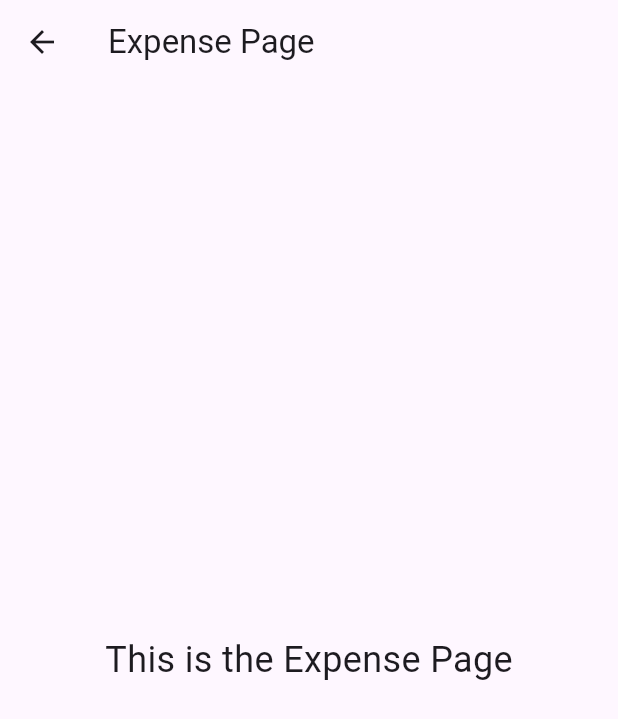
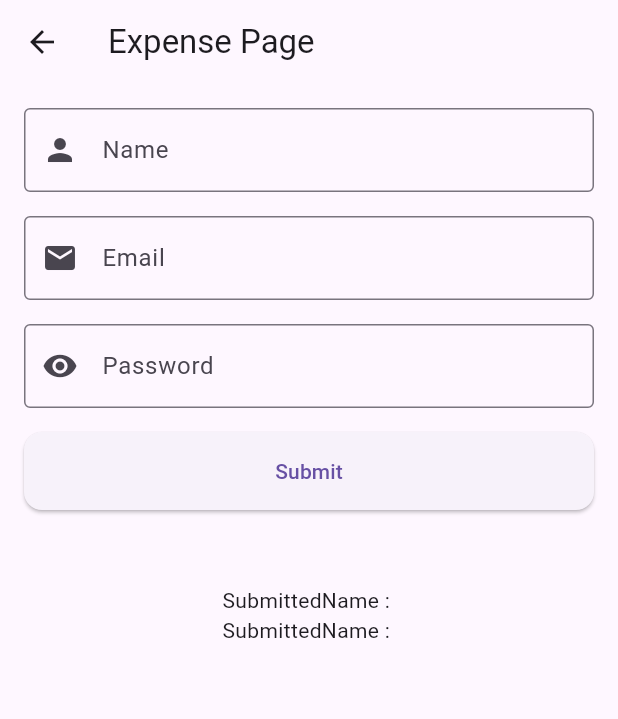
Before and after one commit to asaduzzaman-ashik3/finance_dashboard, a Flutter app: the ExpensePage screen opened directly, on a phone screen of 412 x 824 dp. Shown: the top 719 px of the screen. Run offline on Flutter 3.47's test engine with Material 3 defaults, Android fonts, the phone set to English and light mode, and no system bars; drawn by our look-alikes of flutter_animate.

Commit message:
forms practice add

```diff
--- a/lib/src/Pages/expense_page.dart
+++ b/lib/src/Pages/expense_page.dart
@@ -1,22 +1,126 @@
 import 'package:flutter/material.dart';
 import 'package:flutter_animate/flutter_animate.dart';
 
-class ExpensePage extends StatelessWidget {
+class ExpensePage extends StatefulWidget {
   const ExpensePage({super.key});
+
+  @override
+  State<ExpensePage> createState() => _ExpensePageState();
+}
+
+class _ExpensePageState extends State<ExpensePage> {
+  final _formKey = GlobalKey<FormState>();
+
+  final nameController = TextEditingController();
+  final emailController = TextEditingController();
+  final passwordController = TextEditingController();
+
+  var submittedName = '';
+  var submittedEmail = '';
+
+
+  void _submitForm() {
+    if (_formKey.currentState!.validate()) {
+      setState(() {
+        submittedEmail = emailController.text;
+        submittedName = nameController.text;
+      });
+      ScaffoldMessenger.of(
+        context,
+      ).showSnackBar(SnackBar(content: Text('Form submitted Succesfully')));
+
+    _formKey.currentState!.reset();
+    nameController.clear();
+    emailController.clear();
+    passwordController.clear();
+
+    }
+  }
 
   @override
   Widget build(BuildContext context) {
     return Scaffold(
       appBar: AppBar(title: const Text("Expense Page")),
-      body: Center(
-        child: Text(
-          "This is the Expense Page",
-          style: const TextStyle(fontSize: 24),
-        )
-        // Animate the text: fade in + scale up
-        .animate()
-        .fadeIn(duration: 200.ms)      // fade in
-        .scale(duration: 500.ms),    // scale up
+      body: Padding(
+        padding: EdgeInsets.all(16),
+        child: Form(
+          key: _formKey,
+          child: Column(
+            crossAxisAlignment: CrossAxisAlignment.start,
+            children: [
+              TextFormField(
+                controller: nameController,
+                decoration: InputDecoration(
+                  labelText: 'Name',
+                  border: OutlineInputBorder(),
+                  prefixIcon: Icon(Icons.person),
+                ),
+                validator: (value) {
+                  if (value == null || value.isEmpty) {
+                    return 'Please enter your name';
+                  }
+                  return null;
+                },
+              ),
+              SizedBox(height: 16),
+              TextFormField(
+                controller: emailController,
+                decoration: InputDecoration(
+                  labelText: 'Email',
+                  border: OutlineInputBorder(),
+                  prefixIcon: Icon(Icons.email),
+                ),
+                validator: (value) {
+                  if (value == null || value.isEmpty) {
+                    return 'Please enter your email';
+                  }
+                  return null;
+                },
+              ),
+              SizedBox(height: 16),
+              TextFormField(
+                controller: passwordController,
+                obscureText: true,
+                decoration: InputDecoration(
+                  labelText: 'Password',
+                  border: OutlineInputBorder(),
+                  prefixIcon: Icon(Icons.remove_red_eye),
+                ),
+                validator: (value) {
+                  if (value == null || value.isEmpty) {
+                    return 'Please enter your password';
+                  }
+                  return null;
+                },
+              ),
+              SizedBox(height: 16),
+              SizedBox(
+                width: double.infinity,
+                child: ElevatedButton(
+                  onPressed: () {
+                    _submitForm();
+                  },
+                  child: Text('Submit'),
+                  style: ElevatedButton.styleFrom(
+                    padding: EdgeInsets.all(16),
+                    shape: RoundedRectangleBorder(
+                      borderRadius: BorderRadius.circular(12),)
+                  ),
+                ),
+              ),
+              SizedBox(height: 50,),
+              Center(
+                child: Column(
+                  children: [
+                    Text('SubmittedName : $submittedName'),
+                    Text('SubmittedName : $submittedEmail'),
+
+                  ],
+                ),
+              )
+            ],
+          ),
+        ),
       ),
     );
   }
--- a/lib/src/widgets/quick_action_widget.dart
+++ b/lib/src/widgets/quick_action_widget.dart
@@ -1,5 +1,4 @@
 import 'package:flutter/material.dart';
-
 import '../Pages/card_page.dart';
 import '../Pages/expense_page.dart';
 import '../Pages/income_page.dart';
```
